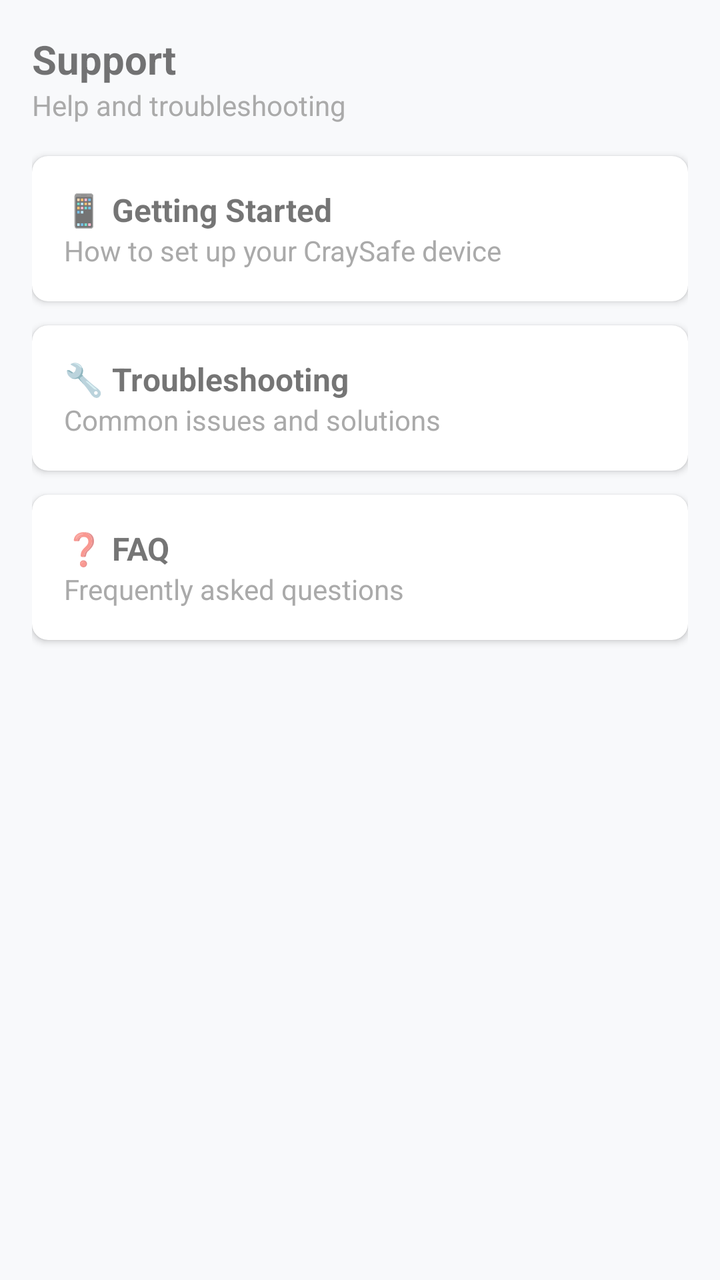
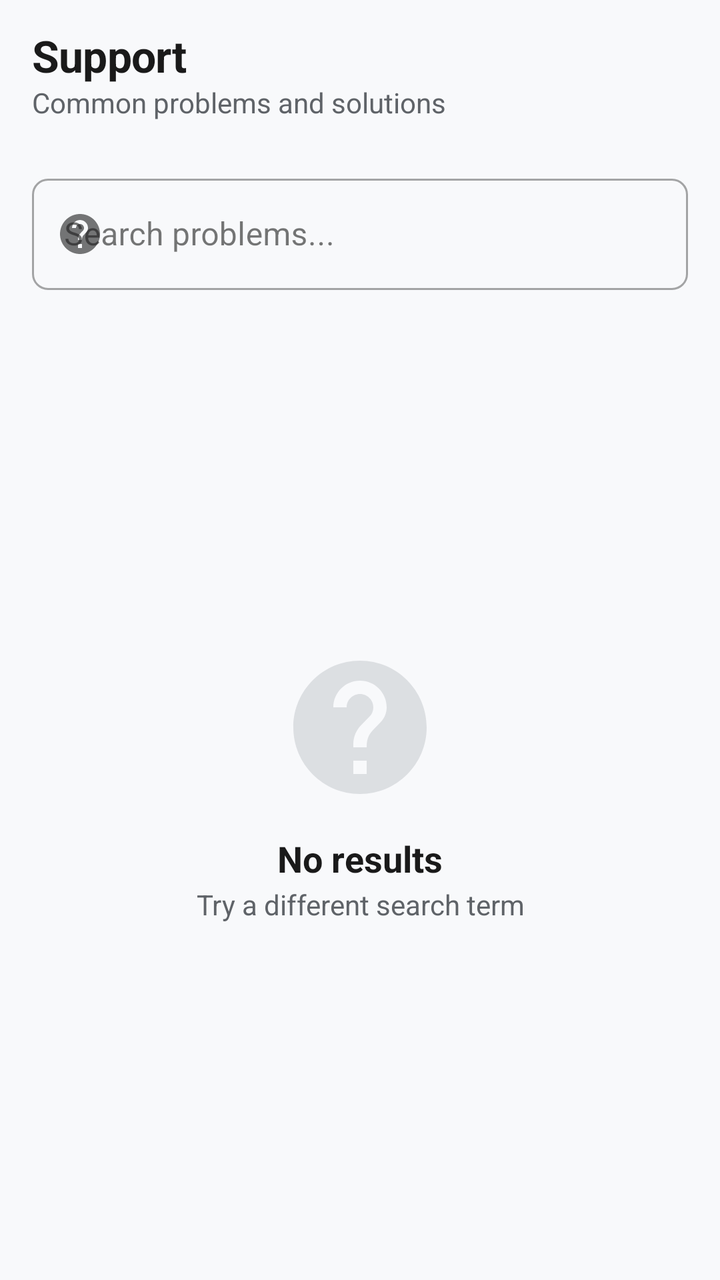

Screens rendered from an Android XML layout before and after an edit, with the pre-edit source and the edit as a unified diff.
<!-- AndroidManifest.xml: application theme Theme.CraySafe -->
<!-- res/layout/fragment_support.xml -->
<?xml version="1.0" encoding="utf-8"?>
<LinearLayout xmlns:android="http://schemas.android.com/apk/res/android"
    xmlns:app="http://schemas.android.com/apk/res-auto"
    android:layout_width="match_parent"
    android:layout_height="match_parent"
    android:orientation="vertical"
    android:padding="16dp">

    <TextView
        android:layout_width="wrap_content"
        android:layout_height="wrap_content"
        android:text="Support"
        android:textSize="20sp"
        android:textStyle="bold" />

    <TextView
        android:layout_width="wrap_content"
        android:layout_height="wrap_content"
        android:text="Help and troubleshooting"
        android:textSize="14sp"
        android:textColor="@android:color/darker_gray"
        android:layout_marginBottom="16dp" />

    
    <com.google.android.material.card.MaterialCardView
        android:layout_width="match_parent"
        android:layout_height="wrap_content"
        android:layout_marginBottom="12dp"
        app:cardCornerRadius="8dp"
        app:cardElevation="2dp">

        <LinearLayout
            android:layout_width="match_parent"
            android:layout_height="wrap_content"
            android:padding="16dp"
            android:orientation="vertical">

            <TextView
                android:layout_width="wrap_content"
                android:layout_height="wrap_content"
                android:text="📱 Getting Started"
                android:textSize="16sp"
                android:textStyle="bold" />

            <TextView
                android:layout_width="wrap_content"
                android:layout_height="wrap_content"
                android:text="How to set up your CraySafe device"
                android:textSize="14sp"
                android:textColor="@android:color/darker_gray" />

        </LinearLayout>

    </com.google.android.material.card.MaterialCardView>

    
    <com.google.android.material.card.MaterialCardView
        android:layout_width="match_parent"
        android:layout_height="wrap_content"
        android:layout_marginBottom="12dp"
        app:cardCornerRadius="8dp"
        app:cardElevation="2dp">

        <LinearLayout
            android:layout_width="match_parent"
            android:layout_height="wrap_content"
            android:padding="16dp"
            android:orientation="vertical">

            <TextView
                android:layout_width="wrap_content"
                android:layout_height="wrap_content"
                android:text="🔧 Troubleshooting"
                android:textSize="16sp"
                android:textStyle="bold" />

            <TextView
                android:layout_width="wrap_content"
                android:layout_height="wrap_content"
                android:text="Common issues and solutions"
                android:textSize="14sp"
                android:textColor="@android:color/darker_gray" />

        </LinearLayout>

    </com.google.android.material.card.MaterialCardView>

    
    <com.google.android.material.card.MaterialCardView
        android:layout_width="match_parent"
        android:layout_height="wrap_content"
        app:cardCornerRadius="8dp"
        app:cardElevation="2dp">

        <LinearLayout
            android:layout_width="match_parent"
            android:layout_height="wrap_content"
            android:padding="16dp"
            android:orientation="vertical">

            <TextView
                android:layout_width="wrap_content"
                android:layout_height="wrap_content"
                android:text="❓ FAQ"
                android:textSize="16sp"
                android:textStyle="bold" />

            <TextView
                android:layout_width="wrap_content"
                android:layout_height="wrap_content"
                android:text="Frequently asked questions"
                android:textSize="14sp"
                android:textColor="@android:color/darker_gray" />

        </LinearLayout>

    </com.google.android.material.card.MaterialCardView>

</LinearLayout>
<!-- resources referenced by this layout -->
<resources>
  <style name="Theme.CraySafe" parent="Theme.MaterialComponents.Light.NoActionBar">
          <item name="colorPrimary">@color/primary</item>
          <item name="colorPrimaryVariant">@color/primary_dark</item>
          <item name="colorOnPrimary">@color/white</item>
  
          <item name="colorSecondary">@color/secondary</item>
          <item name="colorSecondaryVariant">@color/secondary_dark</item>
          <item name="colorOnSecondary">@color/white</item>
  
          <item name="android:colorBackground">@color/background</item>
          <item name="colorSurface">@color/surface</item>
          <item name="colorOnSurface">@color/text_primary</item>
          <item name="colorError">@color/critical</item>
  
          <item name="android:statusBarColor">@color/primary_dark</item>
          <item name="android:windowLightStatusBar">false</item>
  
          <item name="android:navigationBarColor">@color/surface</item>
      </style>
  <color name="primary">#0066CC</color>
  <color name="primary_dark">#004C99</color>
  <color name="white">#FFFFFFFF</color>
  <color name="secondary">#00B8A0</color>
  <color name="secondary_dark">#008A78</color>
  <color name="background">#F8F9FB</color>
  <color name="surface">#FFFFFF</color>
  <color name="text_primary">#1A1A1A</color>
  <color name="critical">#D32F2F</color>
</resources>

<!-- the commit's change to res/layout/fragment_support.xml (unified diff, before → after) -->
@@ -1,119 +1,113 @@
 <?xml version="1.0" encoding="utf-8"?>
-<LinearLayout xmlns:android="http://schemas.android.com/apk/res/android"
+<androidx.constraintlayout.widget.ConstraintLayout
+    xmlns:android="http://schemas.android.com/apk/res/android"
     xmlns:app="http://schemas.android.com/apk/res-auto"
     android:layout_width="match_parent"
     android:layout_height="match_parent"
-    android:orientation="vertical"
-    android:padding="16dp">
-
-    <TextView
-        android:layout_width="wrap_content"
-        android:layout_height="wrap_content"
-        android:text="Support"
-        android:textSize="20sp"
-        android:textStyle="bold" />
-
-    <TextView
-        android:layout_width="wrap_content"
-        android:layout_height="wrap_content"
-        android:text="Help and troubleshooting"
-        android:textSize="14sp"
-        android:textColor="@android:color/darker_gray"
-        android:layout_marginBottom="16dp" />
+    android:background="@color/background">
 
     
-    <com.google.android.material.card.MaterialCardView
+    <LinearLayout
+        android:id="@+id/headerLayout"
         android:layout_width="match_parent"
         android:layout_height="wrap_content"
-        android:layout_marginBottom="12dp"
-        app:cardCornerRadius="8dp"
-        app:cardElevation="2dp">
+        android:orientation="vertical"
+        android:padding="@dimen/space_md"
+        android:paddingBottom="@dimen/space_sm"
+        app:layout_constraintTop_toTopOf="parent">
 
-        <LinearLayout
+        <TextView
+            style="@style/Text.H2"
+            android:layout_width="wrap_content"
+            android:layout_height="wrap_content"
+            android:text="Support" />
+
+        <TextView
+            style="@style/Text.BodyMuted"
+            android:layout_width="wrap_content"
+            android:layout_height="wrap_content"
+            android:text="Common problems and solutions"
+            android:layout_marginTop="2dp" />
+    </LinearLayout>
+
+    
+    <com.google.android.material.textfield.TextInputLayout
+        android:id="@+id/tilSearch"
+        style="@style/TextInput.Base"
+        android:layout_width="0dp"
+        android:layout_height="wrap_content"
+        android:hint="Search problems..."
+        app:startIconDrawable="@drawable/ic_help"
+        android:layout_marginHorizontal="@dimen/space_md"
+        android:layout_marginTop="@dimen/space_sm"
+        app:layout_constraintTop_toBottomOf="@id/headerLayout"
+        app:layout_constraintStart_toStartOf="parent"
+        app:layout_constraintEnd_toEndOf="parent">
+
+        <com.google.android.material.textfield.TextInputEditText
+            android:id="@+id/etSearch"
             android:layout_width="match_parent"
             android:layout_height="wrap_content"
-            android:padding="16dp"
-            android:orientation="vertical">
-
-            <TextView
-                android:layout_width="wrap_content"
-                android:layout_height="wrap_content"
-                android:text="📱 Getting Started"
-                android:textSize="16sp"
-                android:textStyle="bold" />
-
-            <TextView
-                android:layout_width="wrap_content"
-                android:layout_height="wrap_content"
-                android:text="How to set up your CraySafe device"
-                android:textSize="14sp"
-                android:textColor="@android:color/darker_gray" />
-
-        </LinearLayout>
-
-    </com.google.android.material.card.MaterialCardView>
+            android:inputType="text"
+            android:maxLines="1" />
+    </com.google.android.material.textfield.TextInputLayout>
 
     
-    <com.google.android.material.card.MaterialCardView
+    <androidx.recyclerview.widget.RecyclerView
+        android:id="@+id/rvDiagnostics"
         android:layout_width="match_parent"
-        android:layout_height="wrap_content"
-        android:layout_marginBottom="12dp"
-        app:cardCornerRadius="8dp"
-        app:cardElevation="2dp">
-
-        <LinearLayout
-            android:layout_width="match_parent"
-            android:layout_height="wrap_content"
-            android:padding="16dp"
-            android:orientation="vertical">
-
-            <TextView
-                android:layout_width="wrap_content"
-                android:layout_height="wrap_content"
-                android:text="🔧 Troubleshooting"
-                android:textSize="16sp"
-                android:textStyle="bold" />
-
-            <TextView
-                android:layout_width="wrap_content"
-                android:layout_height="wrap_content"
-                android:text="Common issues and solutions"
-                android:textSize="14sp"
-                android:textColor="@android:color/darker_gray" />
-
-        </LinearLayout>
-
-    </com.google.android.material.card.MaterialCardView>
+        android:layout_height="0dp"
+        android:paddingHorizontal="@dimen/space_md"
+        android:paddingBottom="@dimen/space_md"
+        android:clipToPadding="false"
+        android:visibility="gone"
+        android:layout_marginTop="@dimen/space_sm"
+        app:layout_constraintTop_toBottomOf="@id/tilSearch"
+        app:layout_constraintBottom_toBottomOf="parent" />
 
     
-    <com.google.android.material.card.MaterialCardView
+    <LinearLayout
+        android:id="@+id/emptyStateLayout"
         android:layout_width="match_parent"
-        android:layout_height="wrap_content"
-        app:cardCornerRadius="8dp"
-        app:cardElevation="2dp">
+        android:layout_height="0dp"
+        android:gravity="center"
+        android:orientation="vertical"
+        android:padding="@dimen/space_lg"
+        app:layout_constraintTop_toBottomOf="@id/tilSearch"
+        app:layout_constraintBottom_toBottomOf="parent">
 
-        <LinearLayout
-            android:layout_width="match_parent"
+        <ImageView
+            android:layout_width="80dp"
+            android:layout_height="80dp"
+            android:src="@drawable/ic_help"
+            android:alpha="0.3"
+            app:tint="@color/text_tertiary"
+            android:contentDescription="No results" />
+
+        <TextView
+            style="@style/Text.H3"
+            android:layout_width="wrap_content"
             android:layout_height="wrap_content"
-            android:padding="16dp"
-            android:orientation="vertical">
+            android:text="No results"
+            android:layout_marginTop="@dimen/space_md" />
 
-            <TextView
-                android:layout_width="wrap_content"
-                android:layout_height="wrap_content"
-                android:text="❓ FAQ"
-                android:textSize="16sp"
-                android:textStyle="bold" />
+        <TextView
+            style="@style/Text.BodyMuted"
+            android:layout_width="wrap_content"
+            android:layout_height="wrap_content"
+            android:text="Try a different search term"
+            android:gravity="center"
+            android:layout_marginTop="@dimen/space_xs" />
+    </LinearLayout>
 
-            <TextView
-                android:layout_width="wrap_content"
-                android:layout_height="wrap_content"
-                android:text="Frequently asked questions"
-                android:textSize="14sp"
-                android:textColor="@android:color/darker_gray" />
+    <ProgressBar
+        android:id="@+id/progressBar"
+        android:layout_width="24dp"
+        android:layout_height="24dp"
+        android:visibility="gone"
+        app:layout_constraintTop_toBottomOf="@id/tilSearch"
+        app:layout_constraintStart_toStartOf="parent"
+        app:layout_constraintEnd_toEndOf="parent"
+        android:layout_marginTop="@dimen/space_md" />
 
-        </LinearLayout>
-
-    </com.google.android.material.card.MaterialCardView>
-
-</LinearLayout>
+</androidx.constraintlayout.widget.ConstraintLayout>
<!-- resource entries referenced after the edit -->
@@ -19,12 +19,48 @@
   
           <item name="android:navigationBarColor">@color/surface</item>
       </style>
+  <color name="text_secondary">#5F6368</color>
+  <dimen name="radius_sm">8dp</dimen>
   <color name="primary">#0066CC</color>
   <color name="primary_dark">#004C99</color>
   <color name="white">#FFFFFFFF</color>
   <color name="secondary">#00B8A0</color>
   <color name="secondary_dark">#008A78</color>
   <color name="background">#F8F9FB</color>
+  <color name="text_tertiary">#9AA0A6</color>
+  <dimen name="space_lg">24dp</dimen>
+  <dimen name="space_md">16dp</dimen>
+  <dimen name="space_sm">8dp</dimen>
+  <dimen name="space_xs">4dp</dimen>
+  <!-- drawable ic_help (drawable) -->
+  <vector xmlns:android="http://schemas.android.com/apk/res/android"
+      android:width="24dp"
+      android:height="24dp"
+      android:viewportWidth="24"
+      android:viewportHeight="24">
+      <path
+          android:fillColor="#FFFFFF"
+          android:pathData="M12,2C6.48,2 2,6.48 2,12s4.48,10 10,10 10,-4.48 10,-10S17.52,2 12,2zM13,19h-2v-2h2v2zM15.07,11.25l-0.9,0.92C13.45,12.9 13,13.5 13,15h-2v-0.5c0,-1.1 0.45,-2.1 1.17,-2.83l1.24,-1.26c0.37,-0.36 0.59,-0.86 0.59,-1.41 0,-1.1 -0.9,-2 -2,-2s-2,0.9 -2,2H8c0,-2.21 1.79,-4 4,-4s4,1.79 4,4c0,0.88 -0.36,1.68 -0.93,2.25z"/>
+  </vector>
+  <style name="Text.BodyMuted">
+          <item name="android:textSize">14sp</item>
+          <item name="android:textColor">@color/text_secondary</item>
+      </style>
+  <style name="Text.H2">
+          <item name="android:textSize">22sp</item>
+          <item name="android:textStyle">bold</item>
+          <item name="android:letterSpacing">-0.01</item>
+      </style>
+  <style name="Text.H3">
+          <item name="android:textSize">18sp</item>
+          <item name="android:textStyle">bold</item>
+      </style>
+  <style name="TextInput.Base" parent="Widget.MaterialComponents.TextInputLayout.OutlinedBox">
+          <item name="boxCornerRadiusTopStart">@dimen/radius_sm</item>
+          <item name="boxCornerRadiusTopEnd">@dimen/radius_sm</item>
+          <item name="boxCornerRadiusBottomStart">@dimen/radius_sm</item>
+          <item name="boxCornerRadiusBottomEnd">@dimen/radius_sm</item>
+      </style>
   <color name="surface">#FFFFFF</color>
   <color name="text_primary">#1A1A1A</color>
   <color name="critical">#D32F2F</color>
